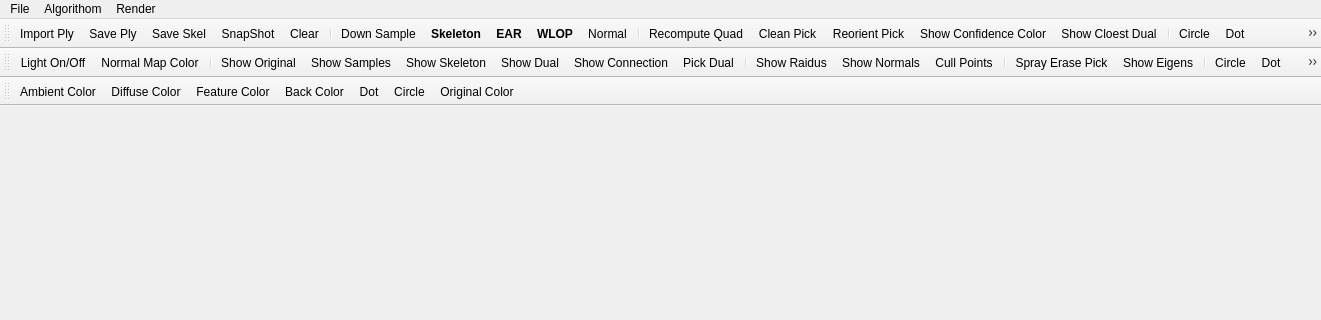
sunwaylive/Point-Cloud-Processing-2015, file point-cloud-2015/mainwindow.ui: the form before one commit; both pictures show x 0 to 1321 and y 0 to 320 of the 1321 by 573 pixel window.
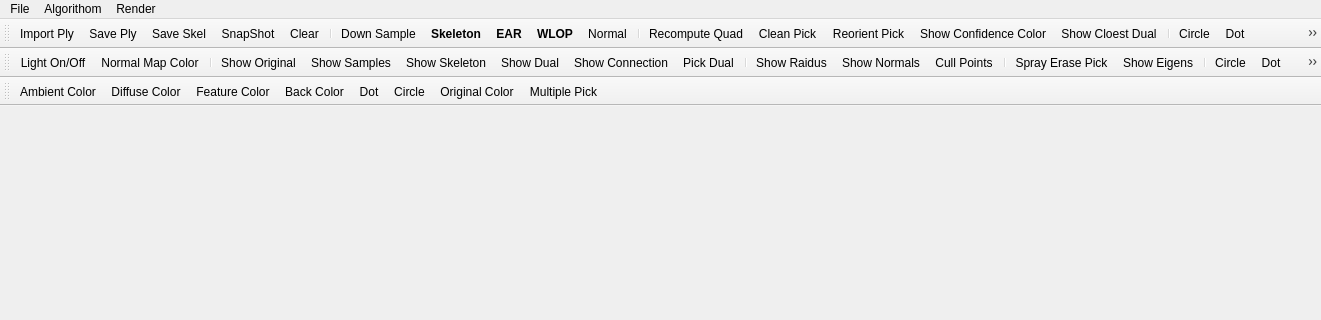
The form after the commit. Icons and pictures are not drawn.

```diff
--- a/point-cloud-2015/mainwindow.ui
+++ b/point-cloud-2015/mainwindow.ui
@@ -297,6 +297,7 @@
    <addaction name="actionShow_Original_Dot"/>
    <addaction name="actionShow_Original_Circle"/>
    <addaction name="actionOriginal_Color"/>
+   <addaction name="actionMultiple_Pick"/>
   </widget>
   <action name="actionImport_Ply">
    <property name="icon">
@@ -869,6 +870,14 @@
     <string>Show Eigens</string>
    </property>
   </action>
+  <action name="actionMultiple_Pick">
+   <property name="checkable">
+    <bool>true</bool>
+   </property>
+   <property name="text">
+    <string>Multiple Pick</string>
+   </property>
+  </action>
  </widget>
  <layoutdefault spacing="6" margin="11"/>
  <resources>
```
Left out of the diff: 1 changed line with no effect on the pictures.
